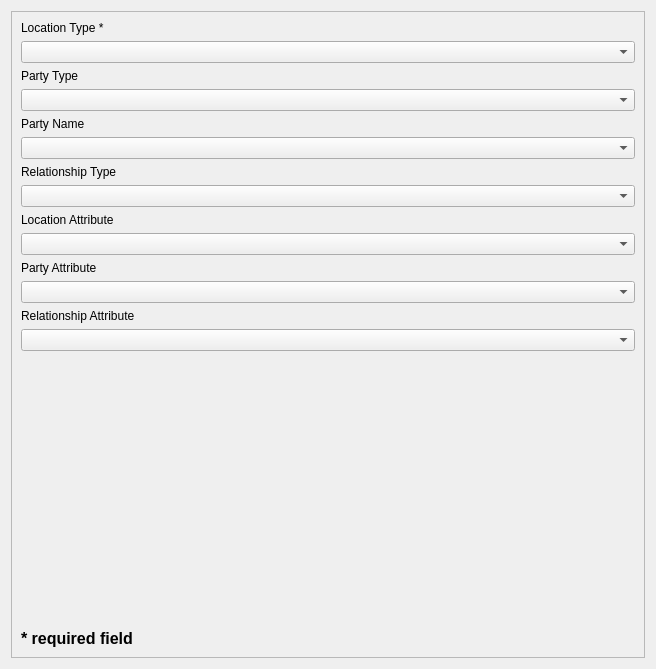
Before: the Qt Designer form cadasta/gui/ui/wizard/step_project_creation02.ui in Cadasta/cadasta-qgis-plugin, drawn with Qt 5.
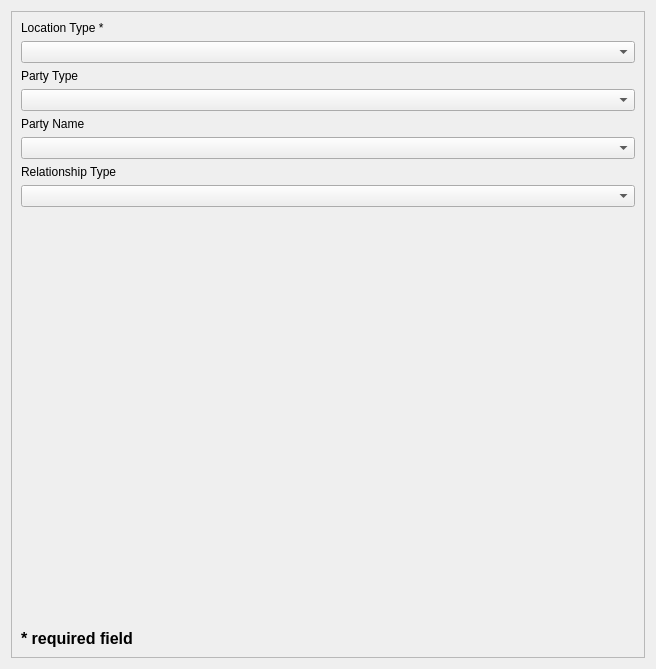
After: the same form once the commit is applied.

Commit message:
Fix project creation: (#94)
- Fix validation check if no location type is provided
- Remove attribute dropdown

Patch:
```diff
--- a/cadasta/gui/ui/wizard/step_project_creation02.ui
+++ b/cadasta/gui/ui/wizard/step_project_creation02.ui
@@ -30,8 +30,8 @@
        <rect>
         <x>0</x>
         <y>0</y>
-        <width>636</width>
-        <height>649</height>
+        <width>630</width>
+        <height>643</height>
        </rect>
       </property>
       <layout class="QVBoxLayout" name="verticalLayout">
@@ -75,36 +75,6 @@
        <item>
         <widget class="QComboBox" name="relationship_type_box"/>
        </item>
-       <item>
-        <widget class="QLabel" name="label_6">
-         <property name="text">
-          <string>Location Attribute </string>
-         </property>
-        </widget>
-       </item>
-       <item>
-        <widget class="QComboBox" name="location_attribute_box"/>
-       </item>
-       <item>
-        <widget class="QLabel" name="label_7">
-         <property name="text">
-          <string>Party Attribute</string>
-         </property>
-        </widget>
-       </item>
-       <item>
-        <widget class="QComboBox" name="party_attribute_box"/>
-       </item>
-       <item>
-        <widget class="QLabel" name="label_8">
-         <property name="text">
-          <string>Relationship Attribute</string>
-         </property>
-        </widget>
-       </item>
-       <item>
-        <widget class="QComboBox" name="relationship_attribute_box"/>
-       </item>
        <item>
         <spacer name="verticalSpacer">
          <property name="orientation">
```
The commit also changes 1 other file.
